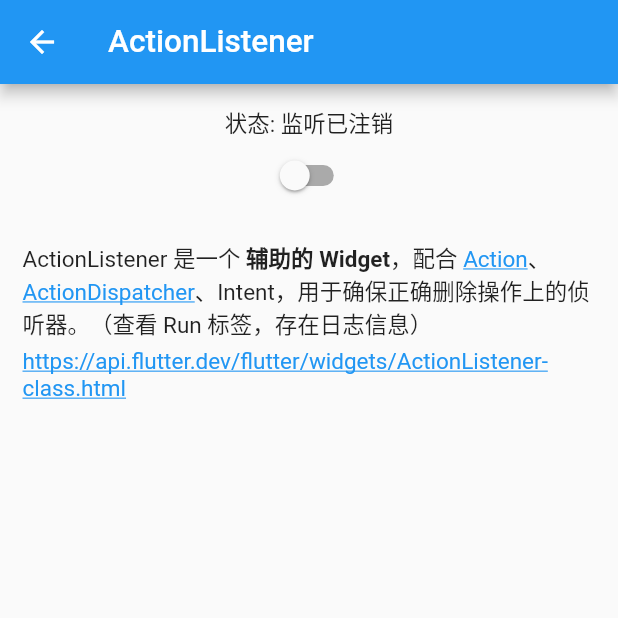
After one commit to LiWenHui96/flutter_widget, a Flutter app: the ActionListenerPage screen opened by its route, on a phone screen of 412 x 824 dp, the top half of it. The commit adds this screen. Run offline on Flutter 3.47's test engine with Material 2 defaults, Android fonts, the phone set to English and light mode, and no system bars.

Commit message:
feat: ActionListener;

```diff
--- a/lib/pages/widgets/A/a.dart
+++ b/lib/pages/widgets/A/a.dart
@@ -1,2 +1,3 @@
 export 'page_absorb_pointer.dart';
 export 'page_accumulator.dart';
+export 'page_action_listener.dart';
--- a/lib/pages/widgets/A/page_accumulator.dart
+++ b/lib/pages/widgets/A/page_accumulator.dart
@@ -34,7 +34,7 @@ class _AccumulatorPageState extends State<AccumulatorPage> {
                 text: '累加器',
                 style: TextStyle(fontWeight: FontWeight.bold),
               ),
-              TextSpan(text: '，它可以在一定程度上替换你的 i++ 操作'),
+              TextSpan(text: '，它可以在一定程度上替换你的 i++ 操作。'),
             ],
           ),
         ),
--- /dev/null
+++ b/lib/pages/widgets/A/page_action_listener.dart
@@ -0,0 +1,131 @@
+import 'package:flutter/gestures.dart';
+import 'package:flutter/material.dart';
+import 'package:flutter_widget/utils/utils.dart';
+
+/// @Describe:
+///
+/// @Author: LiWeNHuI
+/// @Date: 2022/6/11
+
+class ActionListenerPage extends StatefulWidget {
+  /// 外部调用
+  const ActionListenerPage({Key? key}) : super(key: key);
+
+  @override
+  State<ActionListenerPage> createState() => _ActionListenerPageState();
+}
+
+class _ActionListenerPageState extends State<ActionListenerPage> {
+  MyAction myAction = MyAction();
+
+  bool openListener = false;
+
+  String url =
+      'https://api.flutter.dev/flutter/widgets/ActionListener-class.html';
+
+  @override
+  Widget build(BuildContext context) {
+    final Widget child = Column(
+      children: <Widget>[
+        Text('状态: ${openListener ? '监听已挂载' : '监听已注销'}'),
+        Switch(
+          value: openListener,
+          onChanged: (bool value) {
+            removeSnackBar(context);
+            setState(() => openListener = value);
+          },
+        ),
+        if (openListener)
+          ActionListener(
+            listener: (Action<Intent> action) {
+              if (action.intentType == MyIntent) {
+                showSnackBar(context, '事件触发');
+              }
+            },
+            action: myAction,
+            child: ElevatedButton(
+              onPressed: () => const ActionDispatcher()
+                  .invokeAction(myAction, const MyIntent()),
+              child: const Text('点击触发事件'),
+            ),
+          ),
+        const SizedBox(height: 20),
+        Text.rich(
+          TextSpan(
+            children: <InlineSpan>[
+              const TextSpan(text: 'ActionListener 是一个 '),
+              const TextSpan(
+                text: '辅助的 Widget',
+                style: TextStyle(fontWeight: FontWeight.bold),
+              ),
+              const TextSpan(text: '，配合 '),
+              TextSpan(
+                text: 'Action',
+                style: TextStyle(
+                  color: Theme.of(context).colorScheme.secondary,
+                  decoration: TextDecoration.underline,
+                ),
+                recognizer: TapGestureRecognizer()
+                  ..onTap = () => toLaunchUrl(
+                        'https://api.flutter.dev/flutter/widgets/Action-class.html',
+                      ),
+              ),
+              const TextSpan(text: '、'),
+              TextSpan(
+                text: 'ActionDispatcher',
+                style: TextStyle(
+                  color: Theme.of(context).colorScheme.secondary,
+                  decoration: TextDecoration.underline,
+                ),
+                recognizer: TapGestureRecognizer()
+                  ..onTap = () => toLaunchUrl(
+                        'https://api.flutter.dev/flutter/widgets/ActionDispatcher-class.html',
+                      ),
+              ),
+              const TextSpan(
+                text: '、Intent，用于确保正确删除操作上的侦听器。（查看 Run 标签，存在日志信息）',
+              ),
+            ],
+          ),
+        ),
+        launchUrlWidget(context, url),
+      ],
+    );
+
+    return Scaffold(
+      appBar: AppBar(title: const Text('ActionListener')),
+      body: Container(
+        width: double.infinity,
+        padding: const EdgeInsets.all(15)
+            .add(EdgeInsets.only(bottom: bottomBarHeight)),
+        child: child,
+      ),
+    );
+  }
+}
+
+/// 自定义动作
+class MyAction extends Action<MyIntent> {
+  @override
+  void addActionListener(ActionListenerCallback listener) {
+    super.addActionListener(listener);
+    Log.d('挂载上了动作');
+  }
+
+  @override
+  void removeActionListener(ActionListenerCallback listener) {
+    super.removeActionListener(listener);
+    Log.d('注销了动作');
+  }
+
+  @override
+  void invoke(covariant MyIntent intent) {
+    notifyActionListeners();
+  }
+}
+
+/// 自定义意图
+class MyIntent extends Intent {
+  // ignore: public_member_api_docs
+  const MyIntent();
+}
--- a/lib/routes.dart
+++ b/lib/routes.dart
@@ -32,6 +32,7 @@ class Routes {
     return <String, WidgetBuilder>{
       'Widget: AbsorbPointer': (_) => const AbsorbPointerPage(),
       'Painting: Accumulator': (_) => const AccumulatorPage(),
+      'Widget: ActionListener': (_) => const ActionListenerPage(),
     };
   }
 }
```
